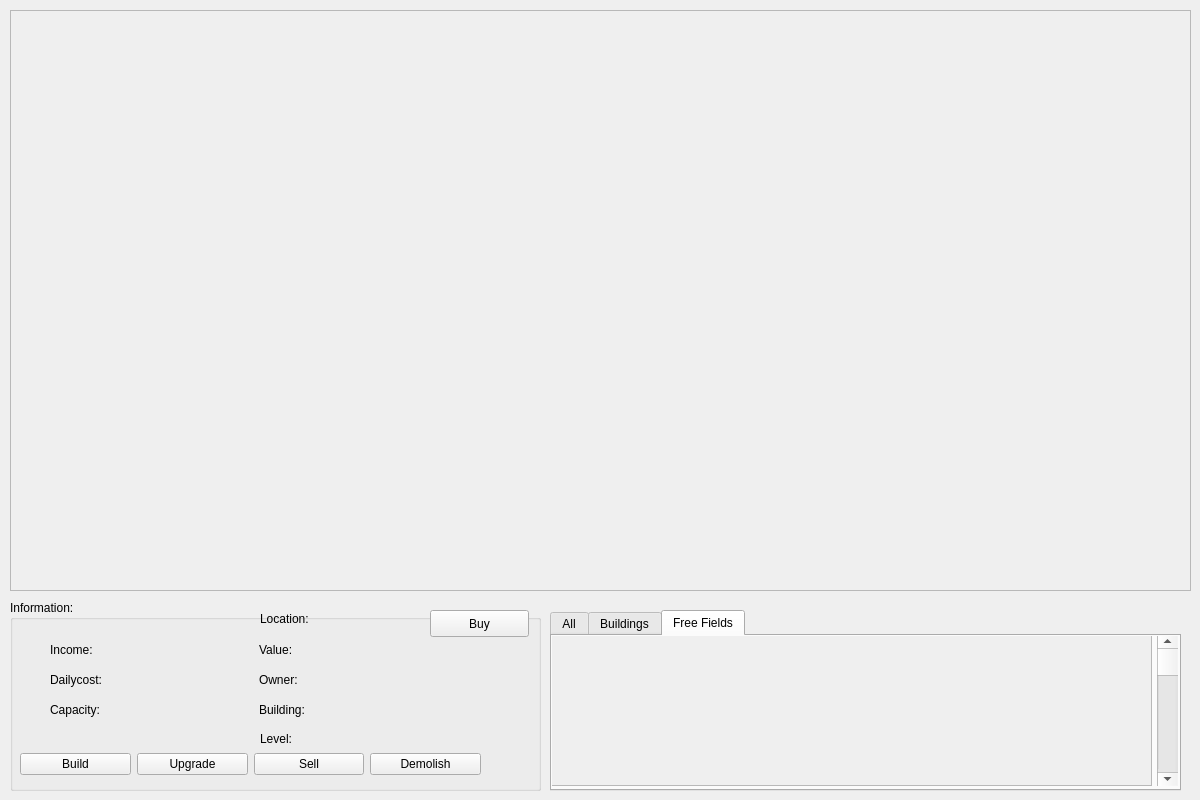
Qt form src/client/gui/inplay.ui (HqWisen/CityLord) before a commit.
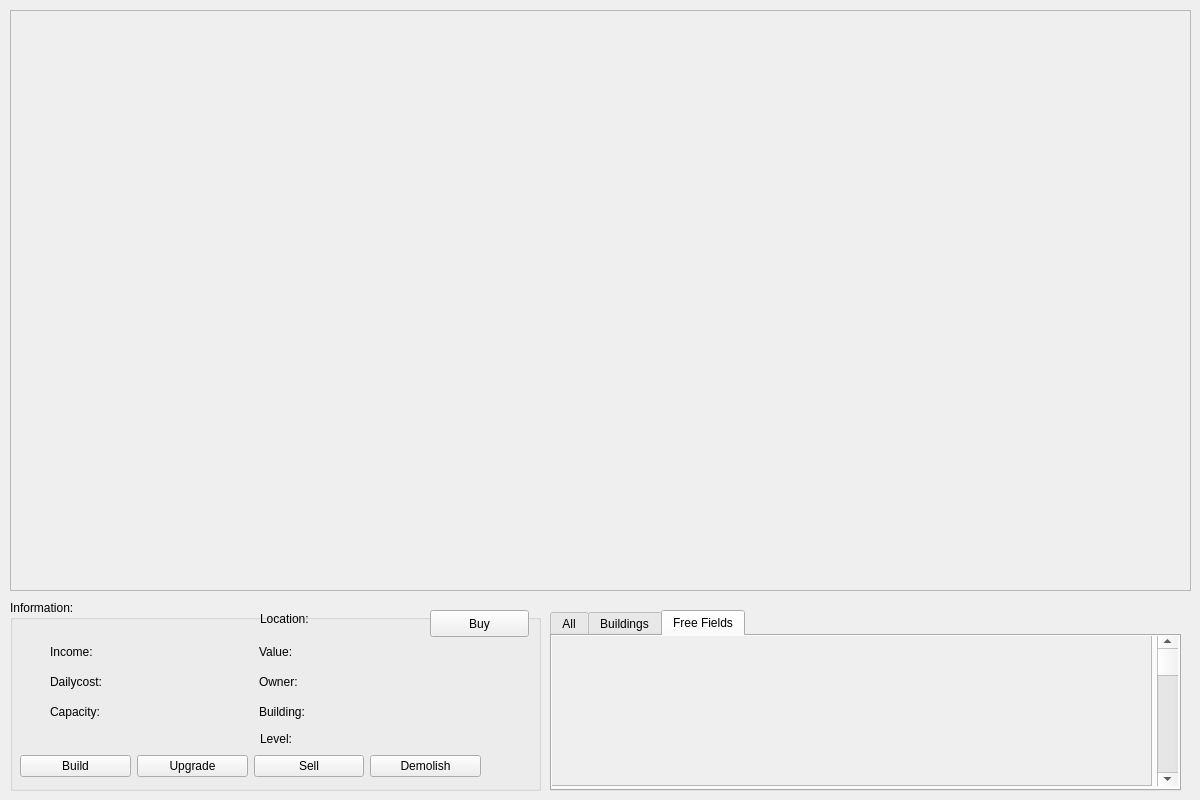
The same form after that commit.

What changed in the file:
```diff
--- a/src/client/gui/inplay.ui
+++ b/src/client/gui/inplay.ui
@@ -86,7 +86,7 @@
       <x>10</x>
       <y>150</y>
       <width>461</width>
-      <height>29</height>
+      <height>33</height>
      </rect>
     </property>
     <layout class="QHBoxLayout" name="horizontalLayout">
@@ -126,7 +126,7 @@
       <x>40</x>
       <y>40</y>
       <width>411</width>
-      <height>19</height>
+      <height>23</height>
      </rect>
     </property>
     <layout class="QHBoxLayout" name="horizontalLayout_2">
@@ -152,7 +152,7 @@
       <x>40</x>
       <y>70</y>
       <width>411</width>
-      <height>19</height>
+      <height>23</height>
      </rect>
     </property>
     <layout class="QHBoxLayout" name="horizontalLayout_3">
@@ -178,7 +178,7 @@
       <x>40</x>
       <y>100</y>
       <width>411</width>
-      <height>19</height>
+      <height>23</height>
      </rect>
     </property>
     <layout class="QHBoxLayout" name="horizontalLayout_4">
```
